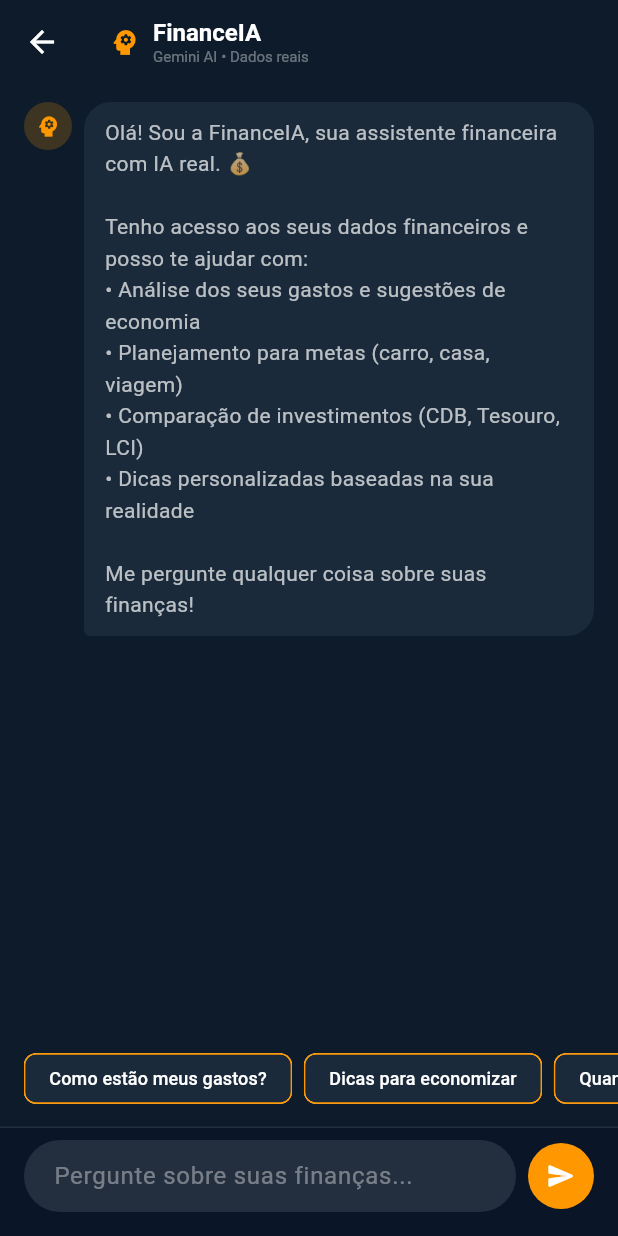
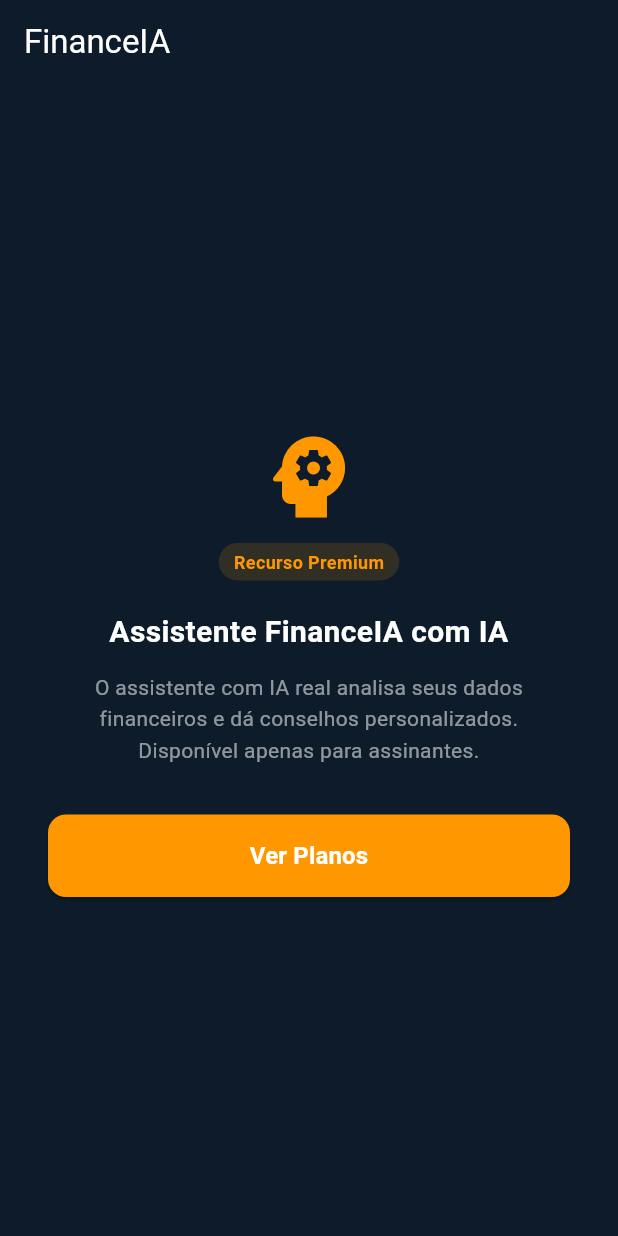
Before and after one commit to alcidesferreiracosta-web/ia-financeiro, a Flutter app: the AssistentePage screen opened directly, on a phone screen of 412 x 824 dp. Run offline on Flutter 3.47's test engine with Material 3 defaults, Android fonts, the phone set to English and light mode, and no system bars; our stand-ins replace cached_network_image, cloud_firestore, cloud_functions, firebase_auth, firebase_core, firebase_storage and 4 more; accounts and stored records are empty; network calls fail.

Commit message:
feat: freemium model + fix CI/CD Flutter 3.27.4 + bump 1.0.14+15
- SubscriptionService: add isFree/canAccessApp — novos usuários entram como free
- main.dart: usa canAccessApp (free users passam pelo gate)
- criar_conta_page: novos usuários criados com premium=false, plan=free (sem trial automático)
- assistente_page + dicas_ia_page: mostram paywall para usuários free
- build-aab.yml: atualiza Flutter 3.22.0 → 3.27.4 (necessário para Gradle DSL migrado)
- pubspec.yaml: bump version 1.0.13+14 → 1.0.14+15

```diff
--- a/lib/main.dart
+++ b/lib/main.dart
@@ -59,7 +59,7 @@ class _SubscriptionGateState extends State<_SubscriptionGate> {
   @override
   void initState() {
     super.initState();
-    _isSubscribed = SubscriptionService.instance.isSubscribed;
+    _isSubscribed = SubscriptionService.instance.canAccessApp;
     SubscriptionService.instance.init();
     GpsEconomiaService.instance.loginDiario();
     _sub = SubscriptionService.instance.statusStream.listen((value) {
--- a/lib/pages/assistente_page.dart
+++ b/lib/pages/assistente_page.dart
@@ -1,6 +1,8 @@
 import 'package:flutter/material.dart';
 import 'package:firebase_auth/firebase_auth.dart';
 import 'package:cloud_functions/cloud_functions.dart';
+import '../services/subscription_service.dart';
+import 'paywall_page.dart';
 
 class AssistentePage extends StatefulWidget {
   const AssistentePage({super.key});
@@ -84,6 +86,52 @@ class _AssistentePageState extends State<AssistentePage> {
 
   @override
   Widget build(BuildContext context) {
+    if (SubscriptionService.instance.isFree) {
+      return Scaffold(
+        backgroundColor: const Color(0xFF0D1B2A),
+        appBar: AppBar(
+          backgroundColor: const Color(0xFF0D1B2A),
+          automaticallyImplyLeading: false,
+          title: const Text('FinanceIA', style: TextStyle(color: Colors.white)),
+        ),
+        body: Center(
+          child: Padding(
+            padding: const EdgeInsets.all(32),
+            child: Column(mainAxisAlignment: MainAxisAlignment.center, children: [
+              const Icon(Icons.psychology, color: Colors.orange, size: 72),
+              const SizedBox(height: 8),
+              Container(
+                padding: const EdgeInsets.symmetric(horizontal: 10, vertical: 4),
+                decoration: BoxDecoration(color: Colors.orange.withOpacity(0.15), borderRadius: BorderRadius.circular(20)),
+                child: const Text('Recurso Premium', style: TextStyle(color: Colors.orange, fontSize: 12, fontWeight: FontWeight.w600)),
+              ),
+              const SizedBox(height: 20),
+              const Text('Assistente FinanceIA com IA', style: TextStyle(color: Colors.white, fontSize: 20, fontWeight: FontWeight.bold), textAlign: TextAlign.center),
+              const SizedBox(height: 12),
+              const Text(
+                'O assistente com IA real analisa seus dados financeiros e dá conselhos personalizados. Disponível apenas para assinantes.',
+                textAlign: TextAlign.center,
+                style: TextStyle(color: Colors.white54, fontSize: 14, height: 1.5),
+              ),
+              const SizedBox(height: 32),
+              SizedBox(
+                width: double.infinity,
+                child: ElevatedButton(
+                  onPressed: () => Navigator.push(context, MaterialPageRoute(builder: (_) => const PaywallPage())),
+                  style: ElevatedButton.styleFrom(
+                    backgroundColor: Colors.orange,
+                    foregroundColor: Colors.white,
+                    padding: const EdgeInsets.symmetric(vertical: 16),
+                    shape: RoundedRectangleBorder(borderRadius: BorderRadius.circular(12)),
+                  ),
+                  child: const Text('Ver Planos', style: TextStyle(fontWeight: FontWeight.bold, fontSize: 16)),
+                ),
+              ),
+            ]),
+          ),
+        ),
+      );
+    }
     return Scaffold(
       backgroundColor: const Color(0xFF0D1B2A),
       appBar: AppBar(
--- a/lib/pages/criar_conta_page.dart
+++ b/lib/pages/criar_conta_page.dart
@@ -63,7 +63,6 @@ class _CriarContaPageState extends State<CriarContaPage> {
         password: senha,
       );
       await cred.user!.updateDisplayName(nome);
-      final trialUntil = Timestamp.fromDate(DateTime.now().add(const Duration(days: 7)));
       await FirebaseFirestore.instance.collection('users').doc(cred.user!.uid).set({
         'uid': cred.user!.uid,
         'email': email,
@@ -76,9 +75,8 @@ class _CriarContaPageState extends State<CriarContaPage> {
         'uid': cred.user!.uid,
         'email': email,
         'nome': nome,
-        'premium': true,
-        'trial': true,
-        'premium_until': trialUntil,
+        'premium': false,
+        'plan': 'free',
         'criadoEm': FieldValue.serverTimestamp(),
       });
       // Limpa toda a pilha de navegação — StreamBuilder detecta o login e abre o HomePage
--- a/pubspec.yaml
+++ b/pubspec.yaml
@@ -1,7 +1,7 @@
 name: ia_financeiro
 description: IA Financeiro - App de finanças pessoais com IA
 publish_to: 'none'
-version: 1.0.13+14
+version: 1.0.14+15
 
 environment:
   sdk: '>=3.0.0 <4.0.0'
```
Also changed, not shown: lib/pages/dicas_ia_page.dart (+52 -0 lines), lib/services/subscription_service.dart (+11 -4 lines), 1 other file.
